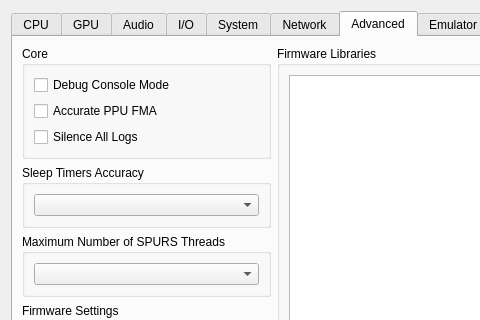
RPCS3/rpcs3, file rpcs3/rpcs3qt/settings_dialog.ui: the form before one commit; both pictures show x 0 to 480 and y 0 to 320 of the 774 by 636 pixel window.
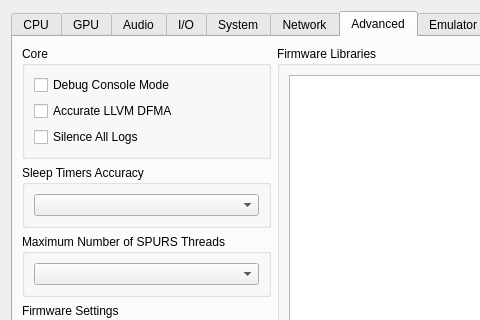
The form after the commit. The open tabs and pages were chosen to show the change. Icons and pictures are not drawn.

Commit message: SPU LLVM: Add accurate double-precision FMA support

The edit to the form file:
```diff
--- a/rpcs3/rpcs3qt/settings_dialog.ui
+++ b/rpcs3/rpcs3qt/settings_dialog.ui
@@ -1720,7 +1720,7 @@
               <item>
                <widget class="QCheckBox" name="accuratePPUfma">
                 <property name="text">
-                 <string>Accurate PPU FMA</string>
+               <string>Accurate LLVM DFMA</string>
                 </property>
                </widget>
               </item>
```
Left out of the diff: 2 changed lines with no effect on the pictures. Lines whose indentation alone changed are shown as unchanged. The commit also changes 8 other files.
